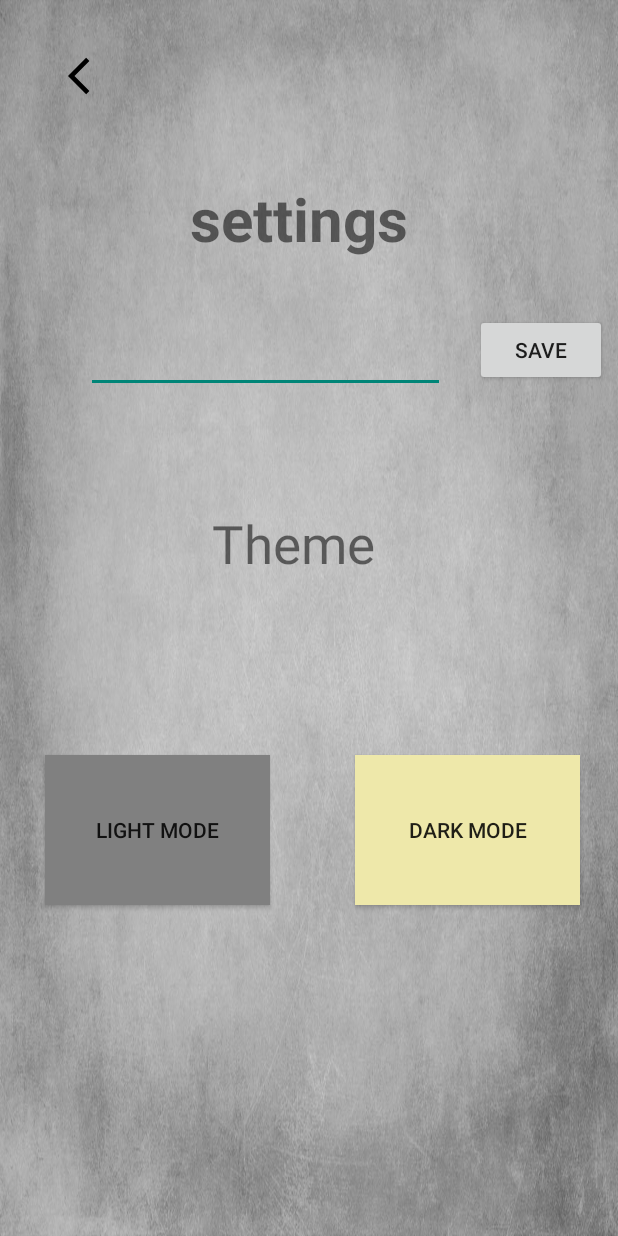
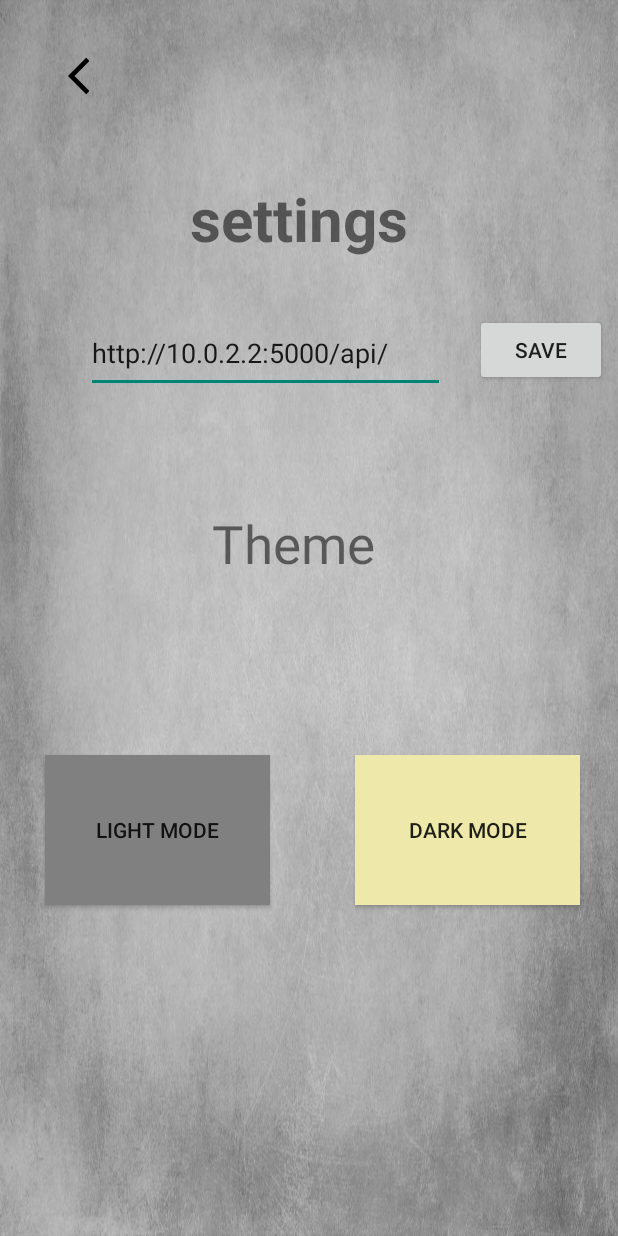
Before and after one commit to ariellancer/Chat-Web-Android, an Android app: the Settings screen opened directly, with no data from a screen before it, after a tap on "SAVE", on a phone screen of 412 x 824 dp. Run offline under Robolectric (Android 15) with nearby library versions, the phone set to English and light mode, and no system bars.

Commit message:
fix bugs

```diff
--- a/Android/app/src/main/java/com/example/exe3/activity/ListActivity.java
+++ b/Android/app/src/main/java/com/example/exe3/activity/ListActivity.java
@@ -83,7 +83,7 @@ public class ListActivity extends AppCompatActivity {
 
                 @Override
                 public void onFailure(Call<String> call, Throwable t) {
-                    Toast.makeText(ListActivity.this, "Failed to delete firebase token" + t.getMessage(), Toast.LENGTH_SHORT).show();
+                    //Toast.makeText(ListActivity.this, "Failed to delete firebase token" + t.getMessage(), Toast.LENGTH_SHORT).show();
 
                 }
             });
--- a/Android/app/src/main/java/com/example/exe3/activity/Settings.java
+++ b/Android/app/src/main/java/com/example/exe3/activity/Settings.java
@@ -7,6 +7,7 @@ import android.widget.Button;
 import android.widget.EditText;
 import android.widget.ImageView;
 import android.widget.TextView;
+import android.widget.Toast;
 
 import androidx.appcompat.app.AppCompatActivity;
 import androidx.appcompat.app.AppCompatDelegate;
@@ -18,6 +19,9 @@ import com.example.exe3.webService.UserApi;
 
 public class Settings extends AppCompatActivity {
     ImageView ret;
+    final String regex = "https?://([0-9]{1,3}\\.){3}[0-9]{1,3}:[0-9]{1,5}(?:/.*)?";
+
+
 
     @Override
     protected void onCreate(Bundle savedInstanceState) {
@@ -29,13 +33,18 @@ public class Settings extends AppCompatActivity {
         EditText inputUrl = findViewById(R.id.editTextTextEmailAddress);
         ret = findViewById(R.id.returnToBase);
         ret.setOnClickListener(fun -> finish());
+        inputUrl.setText(ChatApi.getInstance().getUrl());
         saveUrl.setOnClickListener(new View.OnClickListener() {
             @Override
             public void onClick(View v) {
                 String url = inputUrl.getText().toString();
-                ChatApi.getInstance().setRetrofit(url,getApplicationContext());
-                UserApi.getInstance().setRetrofit(url,getApplicationContext());
-                inputUrl.setText("");
+                if (url.matches(regex)){
+                    ChatApi.getInstance().setRetrofit(url,getApplicationContext());
+                    UserApi.getInstance().setRetrofit(url,getApplicationContext());
+                }else{
+                    Toast.makeText(getApplicationContext(), "URL not validdd" , Toast.LENGTH_SHORT).show();
+                }
+
             }
         });
         button_light.setOnClickListener(new View.OnClickListener() {
--- a/Android/app/src/main/java/com/example/exe3/webService/ChatApi.java
+++ b/Android/app/src/main/java/com/example/exe3/webService/ChatApi.java
@@ -23,12 +23,18 @@ public class ChatApi {
     private Retrofit retrofit;
     private WebServiceChats webServiceChats;
 
+    String url;
+
     private ChatApi() {
+        url="http://10.0.2.2:5000/api/";
         retrofit = new Retrofit.Builder()
                 .baseUrl("http://10.0.2.2:5000/api/")
                 .addConverterFactory(GsonConverterFactory.create())
                 .build();
         webServiceChats = retrofit.create(WebServiceChats.class);
+    }
+    public String getUrl() {
+        return url;
     }
 
     public static ChatApi getInstance() {
@@ -45,6 +51,7 @@ public class ChatApi {
 
             this.retrofit = new Retrofit.Builder().baseUrl(newUrl).addConverterFactory(GsonConverterFactory.create()).build();
             webServiceChats = retrofit.create(WebServiceChats.class);
+            url=newUrl;
         }catch (Exception e){
             this.retrofit = tempRetrofit;
             this.webServiceChats= tempWeb;
--- a/Android/app/src/main/java/com/example/exe3/webService/UserApi.java
+++ b/Android/app/src/main/java/com/example/exe3/webService/UserApi.java
@@ -43,6 +43,7 @@ public class UserApi {
 
             this.retrofit = new Retrofit.Builder().baseUrl(newUrl).addConverterFactory(GsonConverterFactory.create()).build();
             webServiceUsers = retrofit.create(WebServiceUsers.class);
+            Toast.makeText(applicationContext, "URL changed" , Toast.LENGTH_SHORT).show();
         }catch (Exception e){
             this.retrofit = tempRetrofit;
             this.webServiceUsers= tempWeb;
--- a/Android/app/src/main/res/layout/settings.xml
+++ b/Android/app/src/main/res/layout/settings.xml
@@ -30,8 +30,6 @@
         android:layout_width="239dp"
         android:layout_height="53dp"
         android:ems="10"
-
-        android:text="@string/URL"
         android:inputType="textEmailAddress"
         app:layout_constraintBottom_toBottomOf="parent"
         app:layout_constraintEnd_toEndOf="parent"
```
